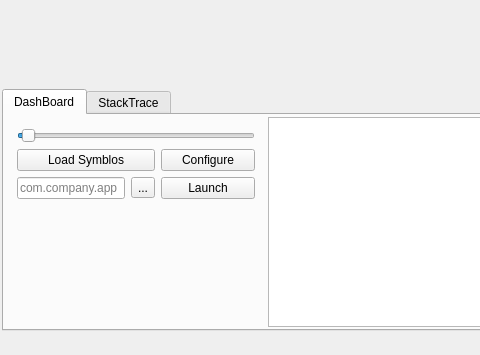
This is src/mainwindow.ui in Tencent/loli_profiler as Qt 5 draws it before an edit; both pictures show x 0 to 480 and y 225 to 580 of the 1024 by 580 pixel window. The edited form follows.
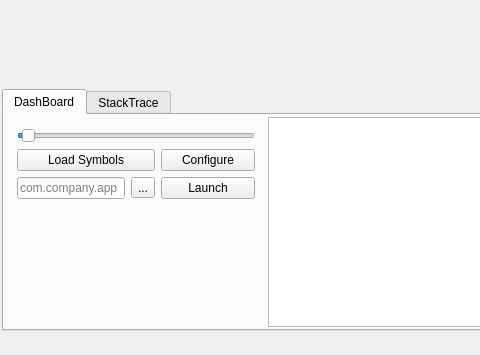
This is the edited form. Icons and pictures are not drawn. Custom widgets are drawn as their Qt base class.

```diff
--- a/src/mainwindow.ui
+++ b/src/mainwindow.ui
@@ -190,7 +190,7 @@
                <string>Load symbols after capture is done</string>
               </property>
               <property name="text">
-               <string>Load Symblos</string>
+               <string>Load Symbols</string>
               </property>
              </widget>
             </item>
```
